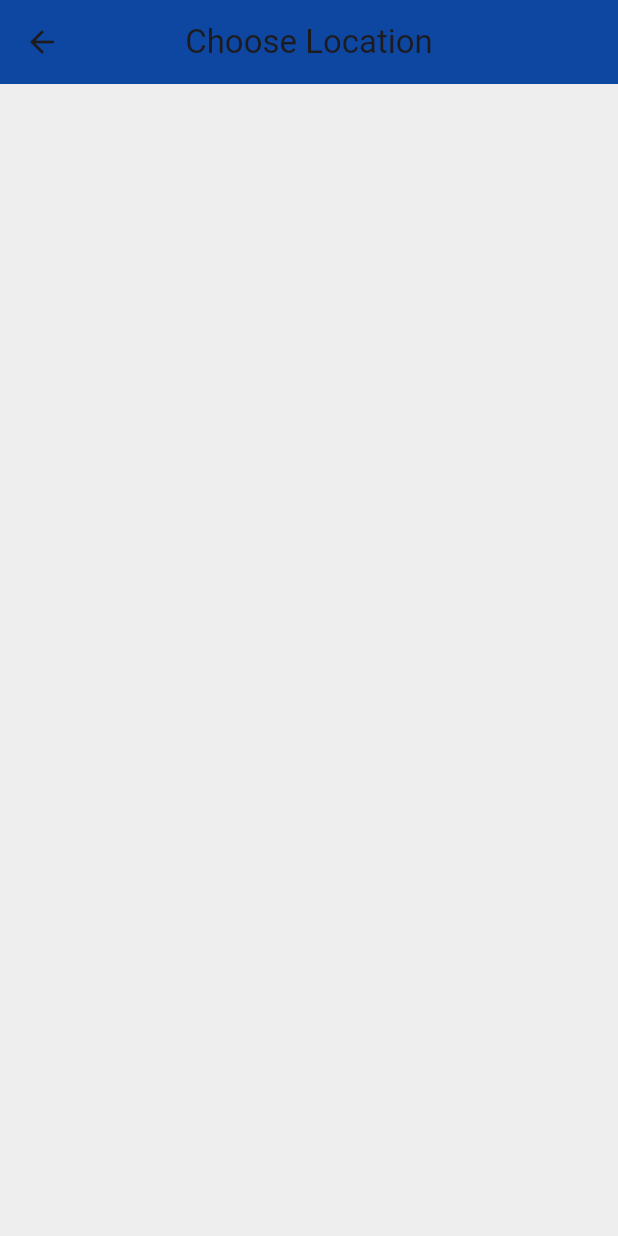
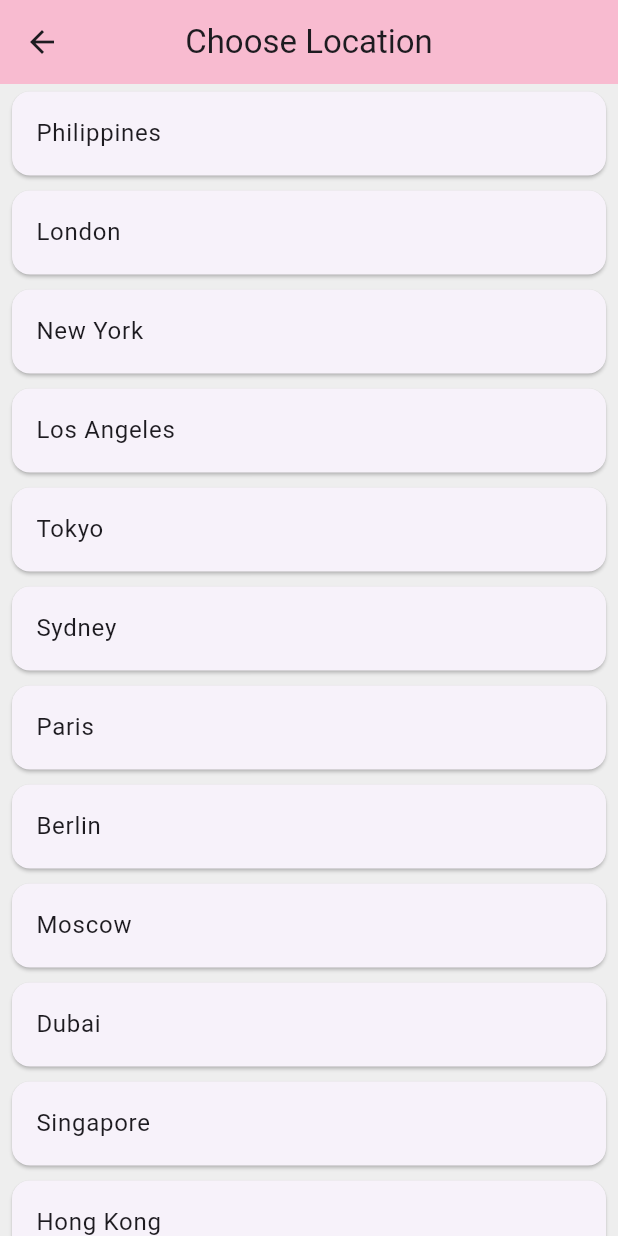
Before and after one commit to araxxx20/sleeplisten, a Flutter app: the screen it shows after launch, after a tap on "Edit Location", on a phone screen of 412 x 824 dp. Run offline on Flutter 3.47's test engine with Material 3 defaults, Android fonts, the light colour scheme and no system bars; our stand-ins replace flutter_spinkit; missing offline and left inert: dart:ffi; network calls fail.

Commit message:
world time finished

```diff
--- a/lib/World_Time/choose_location.dart
+++ b/lib/World_Time/choose_location.dart
@@ -1,5 +1,5 @@
 import 'package:flutter/material.dart';
-
+import '../services/world_time.dart';
 class ChooseLocation extends StatefulWidget {
   const ChooseLocation({super.key});
 
@@ -9,6 +9,35 @@ class ChooseLocation extends StatefulWidget {
 
 class _ChooseLocationState extends State<ChooseLocation> {
 
+  List<WorldTime> locations = [
+    WorldTime(location: 'Philippines', url: 'Asia/Manila'),
+    WorldTime(location: 'London', url: 'Europe/London'),
+    WorldTime(location: 'New York', url: 'America/New_York'),
+    WorldTime(location: 'Los Angeles', url: 'America/Los_Angeles'),
+    WorldTime(location: 'Tokyo', url: 'Asia/Tokyo'),
+    WorldTime(location: 'Sydney', url: 'Australia/Sydney'),
+    WorldTime(location: 'Paris', url: 'Europe/Paris'),
+    WorldTime(location: 'Berlin', url: 'Europe/Berlin'),
+    WorldTime(location: 'Moscow', url: 'Europe/Moscow'),
+    WorldTime(location: 'Dubai', url: 'Asia/Dubai'),
+    WorldTime(location: 'Singapore', url: 'Asia/Singapore'),
+    WorldTime(location: 'Hong Kong', url: 'Asia/Hong_Kong'),
+  ];
+
+  void updateTime(index) async{
+    WorldTime instance = locations[index];
+    print('Selected location: ${instance.location}');
+    print('Timezone URL: ${instance.url}');
+    await instance.getTime();
+    print('Retrieved time: ${instance.time}');
+    //navigate to home screen
+    Navigator.pop(context, {
+      'location' : instance.location,
+      'time' : instance.time,
+      'isDaytime' : instance.isDaytime,
+    });
+  }
+
 
   @override
   Widget build(BuildContext context) {
@@ -16,11 +45,27 @@ class _ChooseLocationState extends State<ChooseLocation> {
     return Scaffold(
       backgroundColor: Colors.grey[200],
       appBar: AppBar(
-        backgroundColor: Colors.blue[900],
+        backgroundColor: Colors.pink[100],
         title: Text('Choose Location'),
         centerTitle: true,
         elevation: 0,
       ),
+      body: ListView.builder(
+        itemCount: locations.length,
+        itemBuilder: (context, index){
+          return Padding(
+            padding: const EdgeInsets.symmetric(vertical: 1.0, horizontal: 4.0),
+            child: Card(
+              child: ListTile(
+                onTap: (){
+                  updateTime(index);
+                },
+                title: Text(locations[index].location),
+            ),
+            ),
+          );
+        }
+      ),
     );
   }
 }
--- a/lib/World_Time/home.dart
+++ b/lib/World_Time/home.dart
@@ -9,28 +9,120 @@ class Home extends StatefulWidget {
 
 class _HomeState extends State<Home> {
 
-  Map data = {};
+  Map? data;
 
   @override
   Widget build(BuildContext context) {
 
-    var data = ModalRoute.of(context)!.settings.arguments;
-    print(data);
+    data = data?.isNotEmpty == true ? data : ModalRoute.of(context)!.settings.arguments as Map?;
+    print('Data received in home: $data');
+    print('Location: ${data?['location']}');
+    print('Time: ${data?['time']}');
+    print('Is Daytime: ${data?['isDaytime']}');
+    print('Will show: ${data?['isDaytime'] == true ? 'DAY' : 'NIGHT'} image');
 
 
     return Scaffold(
-      body: SafeArea(
+      body: Container(
+        decoration: BoxDecoration(
+          image: DecorationImage(
+            image: AssetImage(
+              data?['isDaytime'] == true
+                ? 'assets/day.png'
+                : 'assets/night.png',
+            ),
+            fit: BoxFit.cover,
+            onError: (exception, stackTrace) {
+              // Fallback to gradient background if image not found
+              return;
+            },
+          ),
+        ),
+        child: Container(
+          decoration: BoxDecoration(
+            gradient: LinearGradient(
+              begin: Alignment.topCenter,
+              end: Alignment.bottomCenter,
+              colors: data?['isDaytime'] == true
+                ? [
+                    Colors.orange.withOpacity(0.3),
+                    Colors.yellow.withOpacity(0.2),
+                  ]
+                : [
+                    Colors.indigo.withOpacity(0.4),
+                    Colors.purple.withOpacity(0.3),
+                  ],
+            ),
+          ),
+          child: SafeArea(
+            child: Padding(
+              padding: const EdgeInsets.fromLTRB(0, 120.0, 0, 0),
               child: Column(
                 children: <Widget>[
                   TextButton.icon(
-              onPressed: (){
-                Navigator.pushNamed(context, '/location');
+                    onPressed: () async {
+                      dynamic result = await Navigator.pushNamed(context, '/location');
+                      setState(() {
+                        data = {
+                          'time' : result['time'],
+                          'location' : result['location'],
+                          'isDaytime' : result['isDaytime'],
+                        };
+                      });
                     },
-              icon: Icon(Icons.edit_location),
-              label: Text('Edit Location'),
+                    icon: Icon(
+                      Icons.edit_location_alt_outlined,
+                      color: Colors.white,
+                      size: 20.0,
+                    ),
+                    label: Text(
+                      'Edit Location',
+                      style: TextStyle(color: Colors.white, fontSize: 15.0),
+                    ),
+                  ),
+                  SizedBox(height: 20.0),
+                  Row(
+                    mainAxisAlignment: MainAxisAlignment.center,
+                    children: <Widget>[
+                      Text(
+                        data?['location'] ?? 'Unknown Location',
+                        style: TextStyle(
+                          fontSize: 28.0,
+                          letterSpacing: 2.0,
+                          color: Colors.white,
+                          fontWeight: FontWeight.bold,
+                          shadows: [
+                            Shadow(
+                              offset: Offset(2.0, 2.0),
+                              blurRadius: 3.0,
+                              color: Colors.black45,
                             ),
                           ],
+                        ),
+                      ),
+                    ]
+                  ),
 
+                  SizedBox(height: 20.0),
+                  Text(
+                    data?['time'] ?? 'Unknown Time',
+                    style: TextStyle(
+                      fontSize: 66.0,
+                      color: Colors.white,
+                      fontWeight: FontWeight.bold,
+                      shadows: [
+                        Shadow(
+                          offset: Offset(2.0, 2.0),
+                          blurRadius: 3.0,
+                          color: Colors.black45,
+                        ),
+                      ],
+                    ),
+                  ),
+                ],
+              ),
+            ),
+          ),
         ),
       ),
     );
--- a/lib/World_Time/loading.dart
+++ b/lib/World_Time/loading.dart
@@ -2,6 +2,8 @@ import 'package:flutter/material.dart';
 import 'package:http/http.dart';
 import 'dart:convert';
 import '../services/world_time.dart';
+import 'package:flutter_spinkit/flutter_spinkit.dart';
+
 class Loading extends StatefulWidget {
   const Loading({super.key});
 
@@ -35,13 +37,13 @@ class _LoadingState extends State<Loading> {
   @override
   Widget build(BuildContext context) {
     return Scaffold(
-      body: Padding(
-        padding: const EdgeInsets.all(50.0),
-          child: Text(
-            isLoading ? 'loading' : time,
-            style: TextStyle(fontSize: 24),
-          ),
+      backgroundColor: Colors.pink[100],
+      body: Center(
+        child: SpinKitPouringHourGlass(
+          color: Colors.pink,
+          size: 100.0,
 
+      ),
       ),
     );
   }
--- a/lib/services/world_time.dart
+++ b/lib/services/world_time.dart
@@ -1,20 +1,58 @@
 import 'package:http/http.dart';
 import 'dart:convert';
+import 'package:intl/intl.dart';
 
 class WorldTime{
   late String location; // location name for the UI
   late String time; // the time in that location
   late String url; // location url for api endpoint
+  late bool isDaytime; // whether it's day or night
 
   WorldTime({required this.location, required this.url});
 
+  late DateTime now;
+
   Future<void> getTime() async {
   try {
-    Response response = await get(Uri.parse('https://timeapi.io/api/Time/current/zone?timeZone=Europe/London'));
+    print('Making API call for timezone: $url');
+    Response response = await get(Uri.parse('https://timeapi.io/api/Time/current/zone?timeZone=${url}'));
+    print('API Response status: ${response.statusCode}');
+    print('API Response body: ${response.body}');
+
     Map data = jsonDecode(response.body);
-    time = "${data['date']} ${data['time']}"; // e.g. "06/08/2024 13:45"
+
+    // Parse the date and time from the API response
+    String dateTimeString = "${data['date']} ${data['time']}";
+    print('Parsed dateTimeString: $dateTimeString');
+
+    // Parse the date format "DD/MM/YYYY HH:MM" to DateTime
+    List<String> parts = dateTimeString.split(' ');
+    List<String> dateParts = parts[0].split('/');
+    List<String> timeParts = parts[1].split(':');
+
+    now = DateTime(
+      int.parse(dateParts[2]), // year
+      int.parse(dateParts[1]), // month
+      int.parse(dateParts[0]), // day
+      int.parse(timeParts[0]), // hour
+      int.parse(timeParts[1]), // minute
+    );
+
+    // Format the time using DateFormat
+    time = DateFormat.jm().format(now);
+    print('Final formatted time: $time');
+
+    // Determine if it's day or night (6 AM to 6 PM is considered day)
+    int hour = now.hour;
+    isDaytime = hour >= 6 && hour < 18;
+    print('Hour: $hour');
+    print('Is 6 AM or later: ${hour >= 6}');
+    print('Is before 6 PM: ${hour < 18}');
+    print('Is daytime: $isDaytime');
+    print('Time period: ${isDaytime ? 'DAY' : 'NIGHT'}');
+
   } catch (e) {
-    print('Error getting time: ' + e.toString());
+    print('Error getting time for $url: ' + e.toString());
     time = 'Could not get time data';
   }
 }
```
Also changed, not shown: pubspec.yaml (+4 -3 lines), assets/day.png (added), assets/night.png (added), pubspec.lock. Lines whose indentation alone changed are shown as unchanged.
